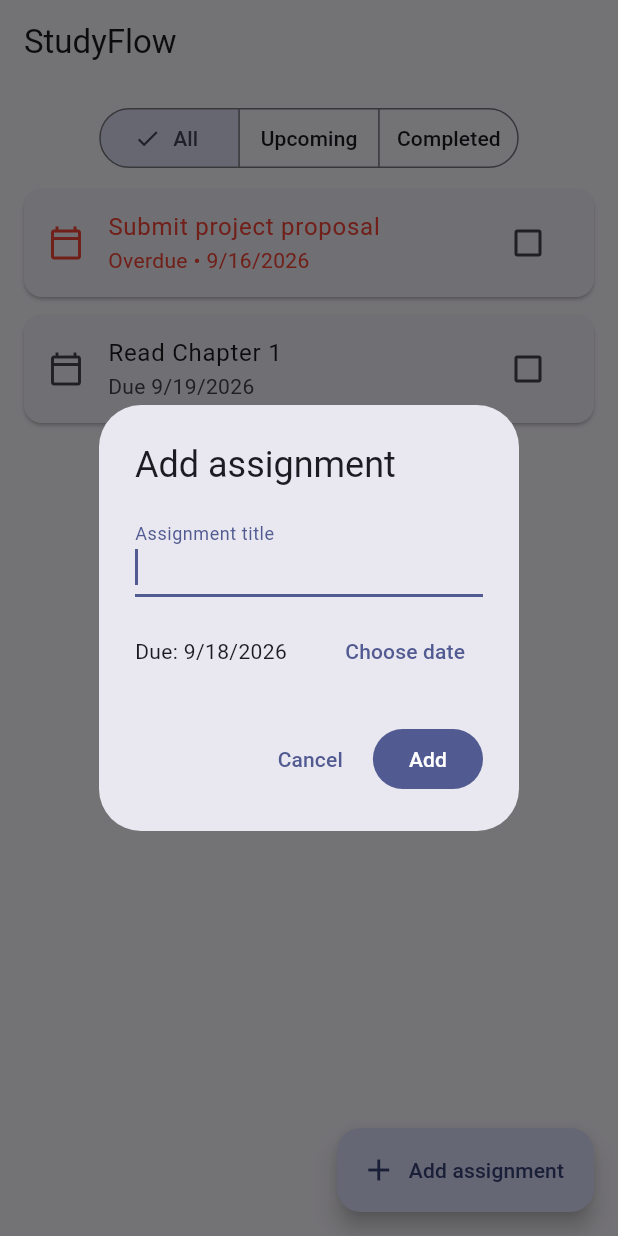
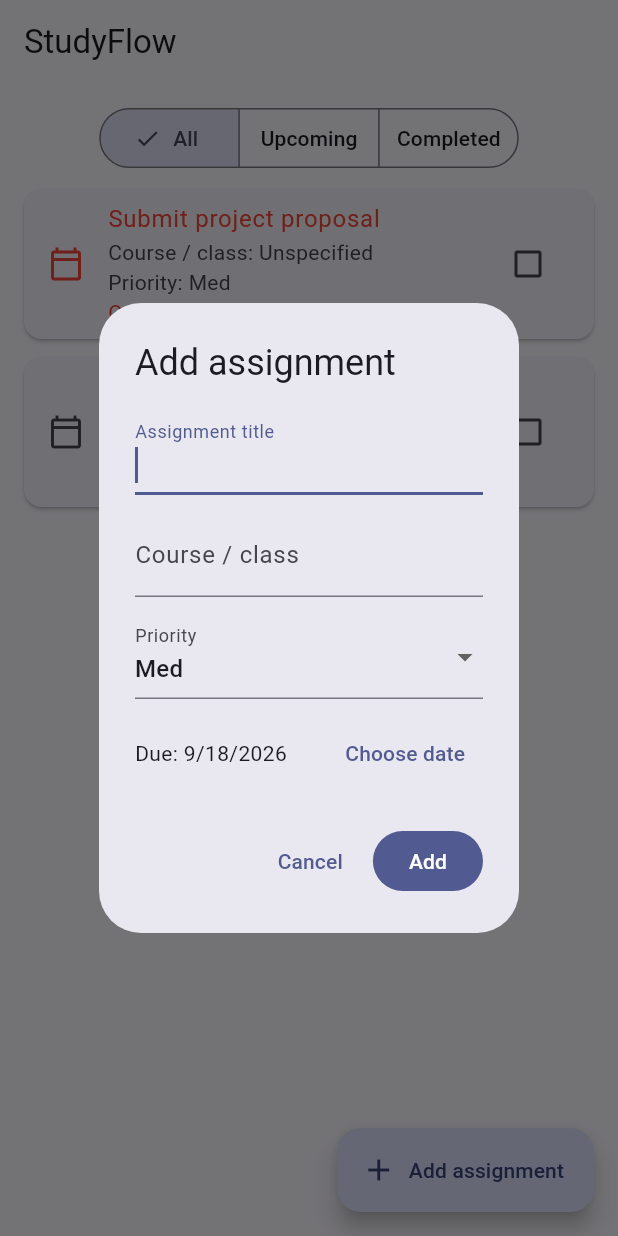
Before and after one commit to MarcusReese1/StudyFlow, a Flutter app: the screen it shows after launch, after a tap on "Add assignment", on a phone screen of 412 x 824 dp. Run offline on Flutter 3.47's test engine with Material 3 defaults, Android fonts, the phone set to English and light mode, and no system bars.

Commit message:
Add course and priority fields to assignments

```diff
--- a/lib/main.dart
+++ b/lib/main.dart
@@ -1,16 +1,30 @@
 import 'package:flutter/material.dart';
 
 void main() => runApp(const StudyFlowApp());
+
+enum AssignmentPriority {
+  low('Low'),
+  med('Med'),
+  high('High');
+
+  const AssignmentPriority(this.label);
+
+  final String label;
+}
 
 class Assignment {
   Assignment({
     required this.title,
     required this.dueDate,
+    this.course = '',
+    this.priority = AssignmentPriority.med,
     this.isComplete = false,
   });
 
   final String title;
   final DateTime dueDate;
+  final String course;
+  final AssignmentPriority priority;
   bool isComplete;
 
   bool get isOverdue =>
@@ -70,13 +84,16 @@ class _AssignmentHomePageState extends State<AssignmentHomePage> {
 
   Future<void> _addAssignment() async {
     final controller = TextEditingController();
+    final courseController = TextEditingController();
+    var selectedPriority = AssignmentPriority.med;
     var selectedDate = DateTime.now().add(const Duration(days: 1));
-    final assignment = await showDialog<Assignment>(
+    final route = DialogRoute<Assignment>(
       context: context,
       builder: (dialogContext) => StatefulBuilder(
         builder: (context, setDialogState) => AlertDialog(
           title: const Text('Add assignment'),
-          content: Column(
+          content: SingleChildScrollView(
+            child: Column(
               mainAxisSize: MainAxisSize.min,
               children: [
                 TextField(
@@ -85,6 +102,32 @@ class _AssignmentHomePageState extends State<AssignmentHomePage> {
                   decoration: const InputDecoration(
                     labelText: 'Assignment title',
                   ),
+                ),
+                const SizedBox(height: 12),
+                TextField(
+                  controller: courseController,
+                  decoration: const InputDecoration(
+                    labelText: 'Course / class',
+                    hintText: 'e.g. Biology',
+                  ),
+                ),
+                const SizedBox(height: 12),
+                DropdownButtonFormField<AssignmentPriority>(
+                  initialValue: selectedPriority,
+                  decoration: const InputDecoration(labelText: 'Priority'),
+                  items: AssignmentPriority.values
+                      .map(
+                        (priority) => DropdownMenuItem(
+                          value: priority,
+                          child: Text(priority.label),
+                        ),
+                      )
+                      .toList(),
+                  onChanged: (priority) {
+                    if (priority != null) {
+                      setDialogState(() => selectedPriority = priority);
+                    }
+                  },
                 ),
                 const SizedBox(height: 12),
                 Row(
@@ -102,7 +145,7 @@ class _AssignmentHomePageState extends State<AssignmentHomePage> {
                             const Duration(days: 3650),
                           ),
                         );
-                      if (date != null) {
+                        if (date != null && context.mounted) {
                           setDialogState(() => selectedDate = date);
                         }
                       },
@@ -111,6 +154,7 @@ class _AssignmentHomePageState extends State<AssignmentHomePage> {
                   ],
                 ),
               ],
+            ),
           ),
           actions: [
             TextButton(
@@ -123,7 +167,12 @@ class _AssignmentHomePageState extends State<AssignmentHomePage> {
                 if (title.isNotEmpty) {
                   Navigator.pop(
                     dialogContext,
-                    Assignment(title: title, dueDate: selectedDate),
+                    Assignment(
+                      title: title,
+                      dueDate: selectedDate,
+                      course: courseController.text.trim(),
+                      priority: selectedPriority,
+                    ),
                   );
                 }
               },
@@ -133,8 +182,14 @@ class _AssignmentHomePageState extends State<AssignmentHomePage> {
         ),
       ),
     );
+    final assignment = await Navigator.of(context).push(route);
+    // Keep controllers alive until the dialog's closing animation finishes.
+    await route.completed;
     controller.dispose();
-    if (assignment != null) setState(() => _assignments.add(assignment));
+    courseController.dispose();
+    if (mounted && assignment != null) {
+      setState(() => _assignments.add(assignment));
+    }
   }
 
   String _formatDate(DateTime date) => '${date.month}/${date.day}/${date.year}';
@@ -198,11 +253,20 @@ class _AssignmentHomePageState extends State<AssignmentHomePage> {
                                   : null,
                             ),
                           ),
-                          subtitle: Text(
+                          subtitle: Column(
+                            crossAxisAlignment: CrossAxisAlignment.start,
+                            children: [
+                              Text(
+                                'Course / class: ${assignment.course.isEmpty ? 'Unspecified' : assignment.course}',
+                              ),
+                              Text('Priority: ${assignment.priority.label}'),
+                              Text(
                                 assignment.isOverdue
                                     ? 'Overdue • ${_formatDate(assignment.dueDate)}'
                                     : 'Due ${_formatDate(assignment.dueDate)}',
                                 style: TextStyle(color: color),
+                              ),
+                            ],
                           ),
                           secondary: Icon(
                             Icons.calendar_today_outlined,
```
Lines whose indentation alone changed are shown as unchanged.
